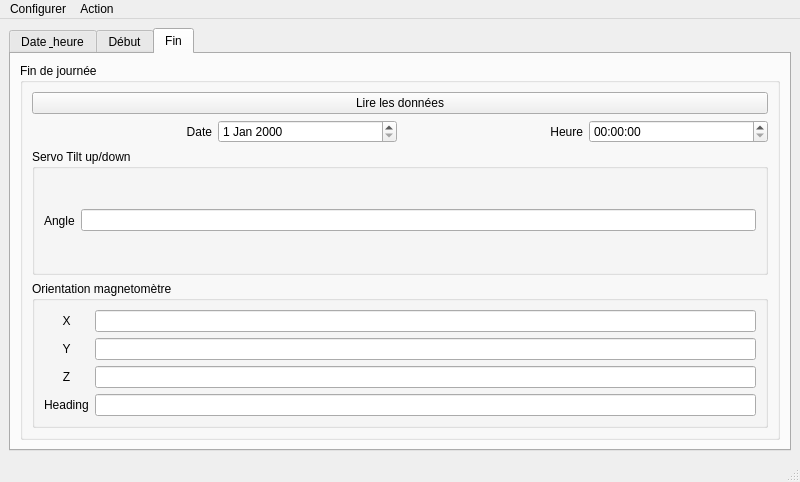
Old version of the form View/mainwindow.ui in the repository jerome-diver/solar_tracker_communication.
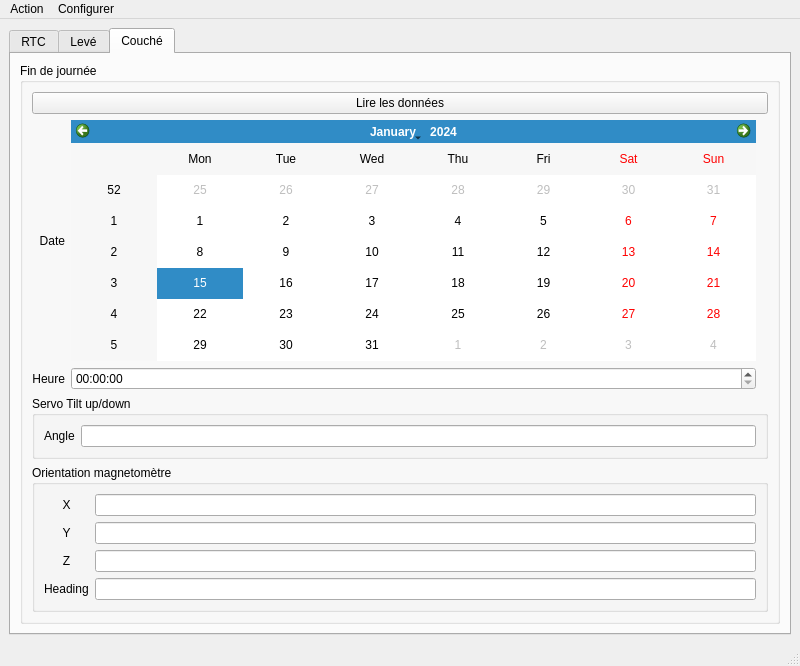
New version of the form. The open tabs and pages were chosen to show the change. Icons and pictures are not drawn.

Commit message: add icons and change dateEdit to calendarWidget, move action menu to Controller and connect signal to slots. Create resources file and build the python file to use from.

The edit to the form file:
```diff
--- a/View/mainwindow.ui
+++ b/View/mainwindow.ui
@@ -8,22 +8,44 @@
     <x>0</x>
     <y>0</y>
     <width>800</width>
-    <height>482</height>
+    <height>666</height>
    </rect>
   </property>
   <property name="windowTitle">
    <string>Solar Tracker setting</string>
   </property>
+  <property name="windowIcon">
+   <iconset resource="../images/resources.qrc">
+    <normaloff>:/icons/solar_track.png</normaloff>:/icons/solar_track.png</iconset>
+  </property>
+  <property name="styleSheet">
+   <string notr="true"/>
+  </property>
+  <property name="iconSize">
+   <size>
+    <width>32</width>
+    <height>32</height>
+   </size>
+  </property>
   <widget class="QWidget" name="centralwidget">
+   <property name="styleSheet">
+    <string notr="true"/>
+   </property>
    <layout class="QVBoxLayout" name="verticalLayout">
     <item>
      <widget class="QTabWidget" name="tabWidget">
       <property name="currentIndex">
-       <number>2</number>
+       <number>0</number>
+      </property>
+      <property name="iconSize">
+       <size>
+        <width>32</width>
+        <height>32</height>
+       </size>
       </property>
       <widget class="QWidget" name="date_time">
        <attribute name="title">
-        <string>Date &amp; heure</string>
+        <string>RTC</string>
        </attribute>
        <layout class="QVBoxLayout" name="verticalLayout_2">
         <item>
@@ -141,7 +163,7 @@
       </widget>
       <widget class="QWidget" name="start">
        <attribute name="title">
-        <string>Début</string>
+        <string>Levé</string>
        </attribute>
        <layout class="QVBoxLayout" name="verticalLayout_3">
         <item>
@@ -267,7 +289,7 @@
       </widget>
       <widget class="QWidget" name="end">
        <attribute name="title">
-        <string>Fin</string>
+        <string>Couché</string>
        </attribute>
        <layout class="QVBoxLayout" name="verticalLayout_4">
         <item>
@@ -276,32 +298,6 @@
            <string>Fin de journée</string>
           </property>
           <layout class="QGridLayout" name="gridLayout_4">
-           <item row="1" column="0">
-            <widget class="QLabel" name="label_date_end">
-             <property name="text">
-              <string>Date</string>
-             </property>
-             <property name="alignment">
-              <set>Qt::AlignRight|Qt::AlignTrailing|Qt::AlignVCenter</set>
-             </property>
-            </widget>
-           </item>
-           <item row="1" column="3">
-            <widget class="QTimeEdit" name="timeEdit_time_end"/>
-           </item>
-           <item row="1" column="2">
-            <widget class="QLabel" name="label_time_end">
-             <property name="text">
-              <string>Heure</string>
-             </property>
-             <property name="alignment">
-              <set>Qt::AlignRight|Qt::AlignTrailing|Qt::AlignVCenter</set>
-             </property>
-            </widget>
-           </item>
-           <item row="1" column="1">
-            <widget class="QDateEdit" name="dateEdit_end"/>
-           </item>
            <item row="0" column="0" colspan="4">
             <widget class="QPushButton" name="read_data_end_action">
              <property name="text">
@@ -309,26 +305,7 @@
              </property>
             </widget>
            </item>
-           <item row="2" column="0" colspan="4">
-            <widget class="QGroupBox" name="servo_end">
-             <property name="title">
-              <string>Servo Tilt up/down</string>
-             </property>
-             <layout class="QHBoxLayout" name="horizontalLayout_2">
-              <item>
-               <widget class="QLabel" name="label_servo_end">
-                <property name="text">
-                 <string>Angle</string>
-                </property>
-               </widget>
-              </item>
-              <item>
-               <widget class="QLineEdit" name="lineEdit_servo_end"/>
-              </item>
-             </layout>
-            </widget>
-           </item>
-           <item row="3" column="0" colspan="4">
+           <item row="4" column="0" colspan="4">
             <widget class="QGroupBox" name="groupBox_megneto_end">
              <property name="title">
               <string>Orientation magnetomètre</string>
@@ -386,6 +363,51 @@
              </layout>
             </widget>
            </item>
+           <item row="1" column="0">
+            <widget class="QLabel" name="label_date_end">
+             <property name="text">
+              <string>Date</string>
+             </property>
+             <property name="alignment">
+              <set>Qt::AlignRight|Qt::AlignTrailing|Qt::AlignVCenter</set>
+             </property>
+            </widget>
+           </item>
+           <item row="3" column="0" colspan="4">
+            <widget class="QGroupBox" name="servo_end">
+             <property name="title">
+              <string>Servo Tilt up/down</string>
+             </property>
+             <layout class="QHBoxLayout" name="horizontalLayout_2">
+              <item>
+               <widget class="QLabel" name="label_servo_end">
+                <property name="text">
+                 <string>Angle</string>
+                </property>
+               </widget>
+              </item>
+              <item>
+               <widget class="QLineEdit" name="lineEdit_servo_end"/>
+              </item>
+             </layout>
+            </widget>
+           </item>
+           <item row="1" column="1">
+            <widget class="QCalendarWidget" name="calendar_end"/>
+           </item>
+           <item row="2" column="0">
+            <widget class="QLabel" name="label_time_end">
+             <property name="text">
+              <string>Heure</string>
+             </property>
+             <property name="alignment">
+              <set>Qt::AlignRight|Qt::AlignTrailing|Qt::AlignVCenter</set>
+             </property>
+            </widget>
+           </item>
+           <item row="2" column="1">
+            <widget class="QTimeEdit" name="timeEdit_time_end"/>
+           </item>
           </layout>
          </widget>
         </item>
@@ -419,8 +441,8 @@
     <addaction name="actionTest_de_connection"/>
     <addaction name="actionQuitter"/>
    </widget>
-   <addaction name="menuconfiguration"/>
    <addaction name="menu_actions"/>
+   <addaction name="menuconfiguration"/>
   </widget>
   <widget class="QStatusBar" name="statusbar">
    <property name="font">
```
Left out of the diff: 119 changed lines with no effect on the pictures. The commit also changes 15 other files.
